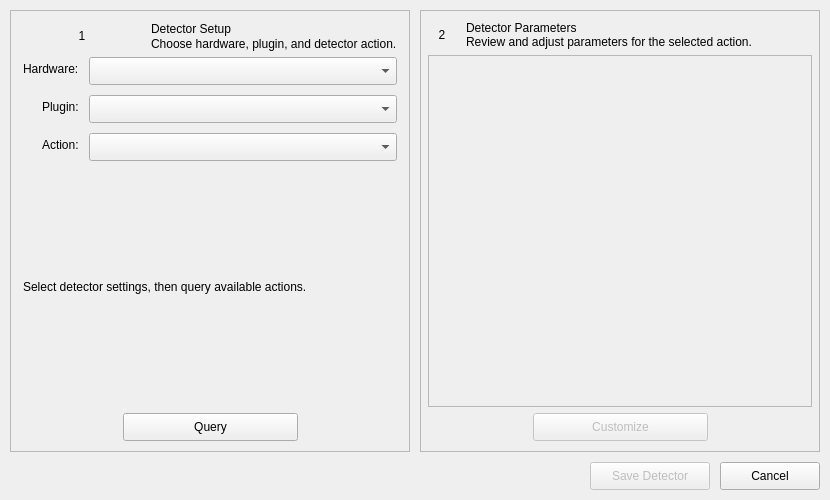
First picture: the form in UI/detector_selection.ui, repository ainfosec/FISSURE, before the edit.
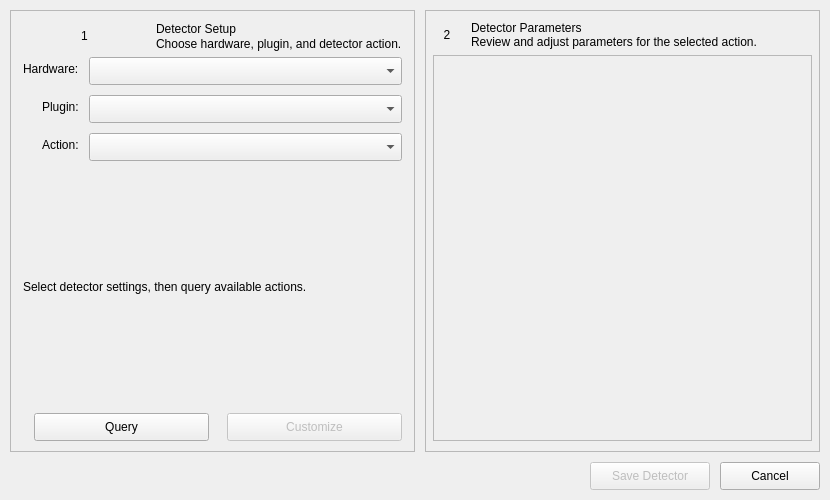
Second picture: the form after the edit.

```diff
--- a/UI/detector_selection.ui
+++ b/UI/detector_selection.ui
@@ -286,6 +286,28 @@
             </property>
            </spacer>
           </item>
+          <item>
+           <widget class="QPushButton" name="pushButton_detector_selection_customize">
+            <property name="enabled">
+             <bool>false</bool>
+            </property>
+            <property name="minimumSize">
+             <size>
+              <width>175</width>
+              <height>28</height>
+             </size>
+            </property>
+            <property name="maximumSize">
+             <size>
+              <width>175</width>
+              <height>28</height>
+             </size>
+            </property>
+            <property name="text">
+             <string>Customize</string>
+            </property>
+           </widget>
+          </item>
          </layout>
         </item>
        </layout>
@@ -305,7 +327,7 @@
        <property name="frameShadow">
         <enum>QFrame::Raised</enum>
        </property>
-       <layout class="QVBoxLayout" name="verticalLayout_detector_selection_parameters" stretch="0,1,0">
+       <layout class="QVBoxLayout" name="verticalLayout_detector_selection_parameters" stretch="0,1">
         <property name="spacing">
          <number>6</number>
         </property>
@@ -384,8 +406,8 @@
             <rect>
              <x>0</x>
              <y>0</y>
-             <width>385</width>
-             <height>334</height>
+             <width>377</width>
+             <height>370</height>
             </rect>
            </property>
            <layout class="QGridLayout" name="gridLayout_detector_selection_dynamic_parameters">
@@ -405,61 +427,6 @@
           </widget>
          </widget>
         </item>
-        <item>
-         <layout class="QHBoxLayout" name="horizontalLayout_detector_selection_customize">
-          <property name="spacing">
-           <number>6</number>
-          </property>
-          <item>
-           <spacer name="horizontalSpacer_detector_selection_customize_left">
-            <property name="orientation">
-             <enum>Qt::Horizontal</enum>
-            </property>
-            <property name="sizeHint" stdset="0">
-             <size>
-              <width>40</width>
-              <height>20</height>
-             </size>
-            </property>
-           </spacer>
-          </item>
-          <item>
-           <widget class="QPushButton" name="pushButton_detector_selection_customize">
-            <property name="enabled">
-             <bool>false</bool>
-            </property>
-            <property name="minimumSize">
-             <size>
-              <width>175</width>
-              <height>28</height>
-             </size>
-            </property>
-            <property name="maximumSize">
-             <size>
-              <width>175</width>
-              <height>28</height>
-             </size>
-            </property>
-            <property name="text">
-             <string>Customize</string>
-            </property>
-           </widget>
-          </item>
-          <item>
-           <spacer name="horizontalSpacer_detector_selection_customize_right">
-            <property name="orientation">
-             <enum>Qt::Horizontal</enum>
-            </property>
-            <property name="sizeHint" stdset="0">
-             <size>
-              <width>40</width>
-              <height>20</height>
-             </size>
-            </property>
-           </spacer>
-          </item>
-         </layout>
-        </item>
        </layout>
       </widget>
      </item>
```
